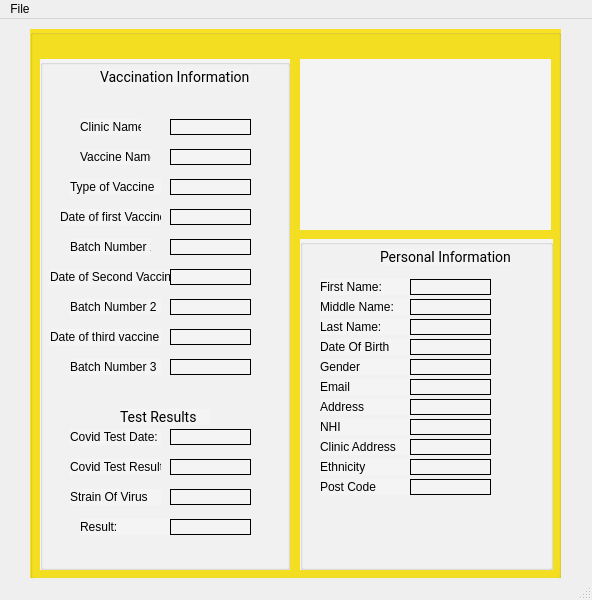
Before: the Qt Designer form userApp/userwindow.ui in KempCode/CS106CovidPassport, drawn with Qt 5.
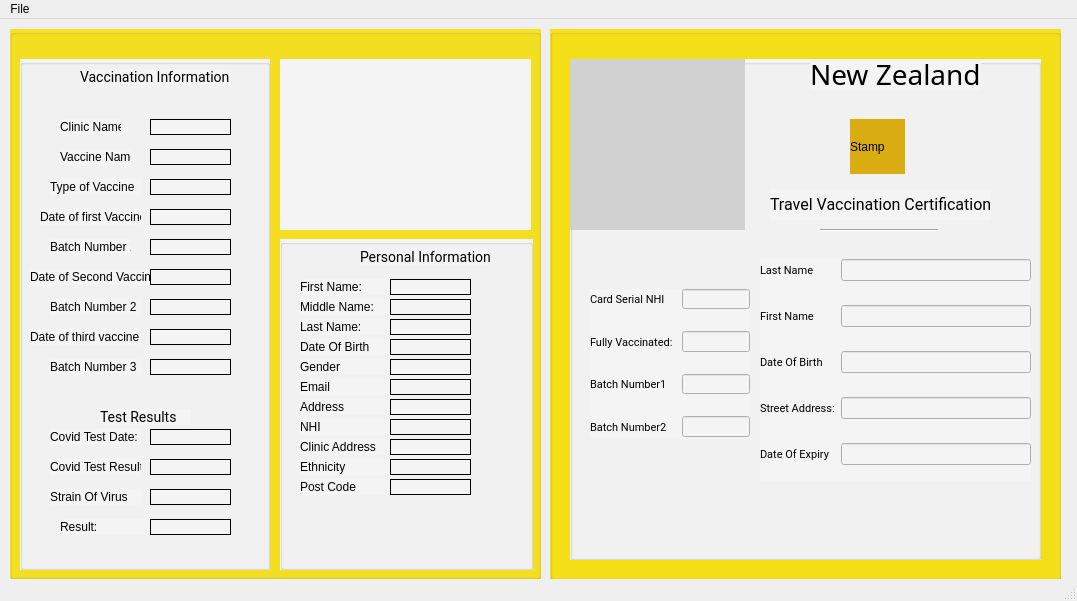
After: the same form once the commit is applied.

```diff
--- a/userApp/userwindow.ui
+++ b/userApp/userwindow.ui
@@ -6,8 +6,8 @@
    <rect>
     <x>0</x>
     <y>0</y>
-    <width>592</width>
-    <height>600</height>
+    <width>1077</width>
+    <height>601</height>
    </rect>
   </property>
   <property name="windowTitle">
@@ -17,7 +17,7 @@
    <widget class="QGroupBox" name="groupBox">
     <property name="geometry">
      <rect>
-      <x>30</x>
+      <x>10</x>
       <y>10</y>
       <width>531</width>
       <height>550</height>
@@ -232,7 +232,7 @@
        <string>Covid Test Result:</string>
       </property>
      </widget>
-     <widget class="QLabel" name="label_21">
+     <widget class="QLabel" name="VI_1">
       <property name="geometry">
        <rect>
         <x>130</x>
@@ -248,7 +248,7 @@
        <string/>
       </property>
      </widget>
-     <widget class="QLabel" name="label_22">
+     <widget class="QLabel" name="VI_2">
       <property name="geometry">
        <rect>
         <x>130</x>
@@ -264,7 +264,7 @@
        <string/>
       </property>
      </widget>
-     <widget class="QLabel" name="label_23">
+     <widget class="QLabel" name="VI_3">
       <property name="geometry">
        <rect>
         <x>130</x>
@@ -280,7 +280,7 @@
        <string/>
       </property>
      </widget>
-     <widget class="QLabel" name="label_24">
+     <widget class="QLabel" name="VI_4">
       <property name="geometry">
        <rect>
         <x>130</x>
@@ -296,7 +296,7 @@
        <string/>
       </property>
      </widget>
-     <widget class="QLabel" name="label_25">
+     <widget class="QLabel" name="VI_5">
       <property name="geometry">
        <rect>
         <x>130</x>
@@ -312,7 +312,7 @@
        <string/>
       </property>
      </widget>
-     <widget class="QLabel" name="label_26">
+     <widget class="QLabel" name="VI_6">
       <property name="geometry">
        <rect>
         <x>130</x>
@@ -344,7 +344,7 @@
        <string/>
       </property>
      </widget>
-     <widget class="QLabel" name="label_28">
+     <widget class="QLabel" name="VI_8">
       <property name="geometry">
        <rect>
         <x>130</x>
@@ -360,7 +360,7 @@
        <string/>
       </property>
      </widget>
-     <widget class="QLabel" name="label_29">
+     <widget class="QLabel" name="VI_9">
       <property name="geometry">
        <rect>
         <x>130</x>
@@ -392,7 +392,7 @@
        <string/>
       </property>
      </widget>
-     <widget class="QLabel" name="label_31">
+     <widget class="QLabel" name="TR_2">
       <property name="geometry">
        <rect>
         <x>130</x>
@@ -569,7 +569,7 @@
        <string>Gender</string>
       </property>
      </widget>
-     <widget class="QLabel" name="label_32">
+     <widget class="QLabel" name="LPI_1">
       <property name="geometry">
        <rect>
         <x>110</x>
@@ -585,7 +585,7 @@
        <string/>
       </property>
      </widget>
-     <widget class="QLabel" name="label_33">
+     <widget class="QLabel" name="LPI_2">
       <property name="geometry">
        <rect>
         <x>110</x>
@@ -601,7 +601,7 @@
        <string/>
       </property>
      </widget>
-     <widget class="QLabel" name="label_34">
+     <widget class="QLabel" name="LPI_3">
       <property name="geometry">
        <rect>
         <x>110</x>
@@ -841,14 +841,321 @@
      </property>
     </widget>
    </widget>
+   <widget class="QGroupBox" name="groupBox_4">
+    <property name="geometry">
+     <rect>
+      <x>550</x>
+      <y>10</y>
+      <width>511</width>
+      <height>551</height>
+     </rect>
+    </property>
+    <property name="styleSheet">
+     <string notr="true">background-color: rgb(247, 225, 24);</string>
+    </property>
+    <property name="title">
+     <string/>
+    </property>
+    <widget class="QGroupBox" name="groupBox_5">
+     <property name="geometry">
+      <rect>
+       <x>20</x>
+       <y>30</y>
+       <width>471</width>
+       <height>501</height>
+      </rect>
+     </property>
+     <property name="styleSheet">
+      <string notr="true">background-color: rgb(244, 244, 244);
+</string>
+     </property>
+     <property name="title">
+      <string/>
+     </property>
+     <widget class="QLabel" name="label_21">
+      <property name="geometry">
+       <rect>
+        <x>0</x>
+        <y>0</y>
+        <width>175</width>
+        <height>171</height>
+       </rect>
+      </property>
+      <property name="styleSheet">
+       <string notr="true">background-color: rgb(209, 209, 209);
+
+</string>
+      </property>
+      <property name="text">
+       <string/>
+      </property>
+     </widget>
+     <widget class="QLabel" name="label_22">
+      <property name="geometry">
+       <rect>
+        <x>240</x>
+        <y>0</y>
+        <width>171</width>
+        <height>31</height>
+       </rect>
+      </property>
+      <property name="styleSheet">
+       <string notr="true">font-family: Nunito;
+font-style: normal;
+font-weight: normal;
+font-size: 28px;
+line-height: 38px;
+
+color: #000000;</string>
+      </property>
+      <property name="text">
+       <string>New Zealand</string>
+      </property>
+     </widget>
+     <widget class="QLabel" name="Stamp">
+      <property name="geometry">
+       <rect>
+        <x>280</x>
+        <y>60</y>
+        <width>55</width>
+        <height>55</height>
+       </rect>
+      </property>
+      <property name="styleSheet">
+       <string notr="true">background-color: rgb(217, 173, 17);</string>
+      </property>
+      <property name="text">
+       <string>Stamp</string>
+      </property>
+     </widget>
+     <widget class="QLabel" name="label_23">
+      <property name="geometry">
+       <rect>
+        <x>200</x>
+        <y>130</y>
+        <width>221</width>
+        <height>31</height>
+       </rect>
+      </property>
+      <property name="styleSheet">
+       <string notr="true">
+font-family: Roboto;
+font-style: normal;
+font-weight: normal;
+font-size: 16px;
+line-height: 19px;
+</string>
+      </property>
+      <property name="text">
+       <string>Travel Vaccination Certification</string>
+      </property>
+     </widget>
+     <widget class="Line" name="line">
+      <property name="geometry">
+       <rect>
+        <x>250</x>
+        <y>170</y>
+        <width>118</width>
+        <height>3</height>
+       </rect>
+      </property>
+      <property name="orientation">
+       <enum>Qt::Horizontal</enum>
+      </property>
+     </widget>
+     <widget class="QWidget" name="formLayoutWidget">
+      <property name="geometry">
+       <rect>
+        <x>20</x>
+        <y>230</y>
+        <width>160</width>
+        <height>148</height>
+       </rect>
+      </property>
+      <layout class="QFormLayout" name="formLayout">
+       <property name="verticalSpacing">
+        <number>22</number>
+       </property>
+       <item row="0" column="0">
+        <widget class="QLabel" name="label_31">
+         <property name="styleSheet">
+          <string notr="true">font-family: Roboto;
+font-style: normal;
+font-weight: normal;
+font-size: 11px;
+</string>
+         </property>
+         <property name="text">
+          <string>Card Serial NHI</string>
+         </property>
+        </widget>
+       </item>
+       <item row="1" column="0">
+        <widget class="QLabel" name="label_32">
+         <property name="styleSheet">
+          <string notr="true">font-family: Roboto;
+font-style: normal;
+font-weight: normal;
+font-size: 11px;
+</string>
+         </property>
+         <property name="text">
+          <string>Fully Vaccinated: </string>
+         </property>
+        </widget>
+       </item>
+       <item row="2" column="0">
+        <widget class="QLabel" name="label_33">
+         <property name="styleSheet">
+          <string notr="true">font-family: Roboto;
+font-style: normal;
+font-weight: normal;
+font-size: 11px;
+</string>
+         </property>
+         <property name="text">
+          <string>Batch Number1</string>
+         </property>
+        </widget>
+       </item>
+       <item row="3" column="0">
+        <widget class="QLabel" name="label_34">
+         <property name="styleSheet">
+          <string notr="true">font-family: Roboto;
+font-style: normal;
+font-weight: normal;
+font-size: 11px;
+</string>
+         </property>
+         <property name="text">
+          <string>Batch Number2</string>
+         </property>
+        </widget>
+       </item>
+       <item row="0" column="1">
+        <widget class="QLineEdit" name="CVI_1"/>
+       </item>
+       <item row="2" column="1">
+        <widget class="QLineEdit" name="CVI_3"/>
+       </item>
+       <item row="3" column="1">
+        <widget class="QLineEdit" name="CVI_4"/>
+       </item>
+       <item row="1" column="1">
+        <widget class="QLineEdit" name="CVI_2"/>
+       </item>
+      </layout>
+     </widget>
+     <widget class="QWidget" name="formLayoutWidget_2">
+      <property name="geometry">
+       <rect>
+        <x>190</x>
+        <y>200</y>
+        <width>271</width>
+        <height>222</height>
+       </rect>
+      </property>
+      <layout class="QFormLayout" name="formLayout_2">
+       <property name="verticalSpacing">
+        <number>24</number>
+       </property>
+       <item row="0" column="0">
+        <widget class="QLabel" name="label_24">
+         <property name="styleSheet">
+          <string notr="true">font-family: Roboto;
+font-style: normal;
+font-weight: normal;
+font-size: 11px;
+</string>
+         </property>
+         <property name="text">
+          <string>Last Name</string>
+         </property>
+        </widget>
+       </item>
+       <item row="1" column="0">
+        <widget class="QLabel" name="label_25">
+         <property name="styleSheet">
+          <string notr="true">font-family: Roboto;
+font-style: normal;
+font-weight: normal;
+font-size: 11px;
+</string>
+         </property>
+         <property name="text">
+          <string>First Name</string>
+         </property>
+        </widget>
+       </item>
+       <item row="1" column="1">
+        <widget class="QLineEdit" name="CPI_2"/>
+       </item>
+       <item row="2" column="0">
+        <widget class="QLabel" name="label_26">
+         <property name="styleSheet">
+          <string notr="true">font-family: Roboto;
+font-style: normal;
+font-weight: normal;
+font-size: 11px;
+</string>
+         </property>
+         <property name="text">
+          <string>Date Of Birth</string>
+         </property>
+        </widget>
+       </item>
+       <item row="2" column="1">
+        <widget class="QLineEdit" name="CPI_3"/>
+       </item>
+       <item row="3" column="0">
+        <widget class="QLabel" name="label_28">
+         <property name="styleSheet">
+          <string notr="true">font-family: Roboto;
+font-style: normal;
+font-weight: normal;
+font-size: 11px;
+</string>
+         </property>
+         <property name="text">
+          <string>Street Address:</string>
+         </property>
+        </widget>
+       </item>
+       <item row="4" column="0">
+        <widget class="QLabel" name="label_29">
+         <property name="styleSheet">
+          <string notr="true">font-family: Roboto;
+font-style: normal;
+font-weight: normal;
+font-size: 11px;
+</string>
+         </property>
+         <property name="text">
+          <string>Date Of Expiry</string>
+         </property>
+        </widget>
+       </item>
+       <item row="0" column="1">
+        <widget class="QLineEdit" name="CPI_1"/>
+       </item>
+       <item row="4" column="1">
+        <widget class="QLineEdit" name="CPI_5"/>
+       </item>
+       <item row="3" column="1">
+        <widget class="QLineEdit" name="CPI_4"/>
+       </item>
+      </layout>
+     </widget>
+    </widget>
+   </widget>
   </widget>
   <widget class="QMenuBar" name="menubar">
    <property name="geometry">
     <rect>
      <x>0</x>
      <y>0</y>
-     <width>592</width>
-     <height>20</height>
+     <width>1077</width>
+     <height>21</height>
     </rect>
    </property>
    <widget class="QMenu" name="menuFile">
```
Left out of the diff: 26 changed lines with no effect on the pictures.
